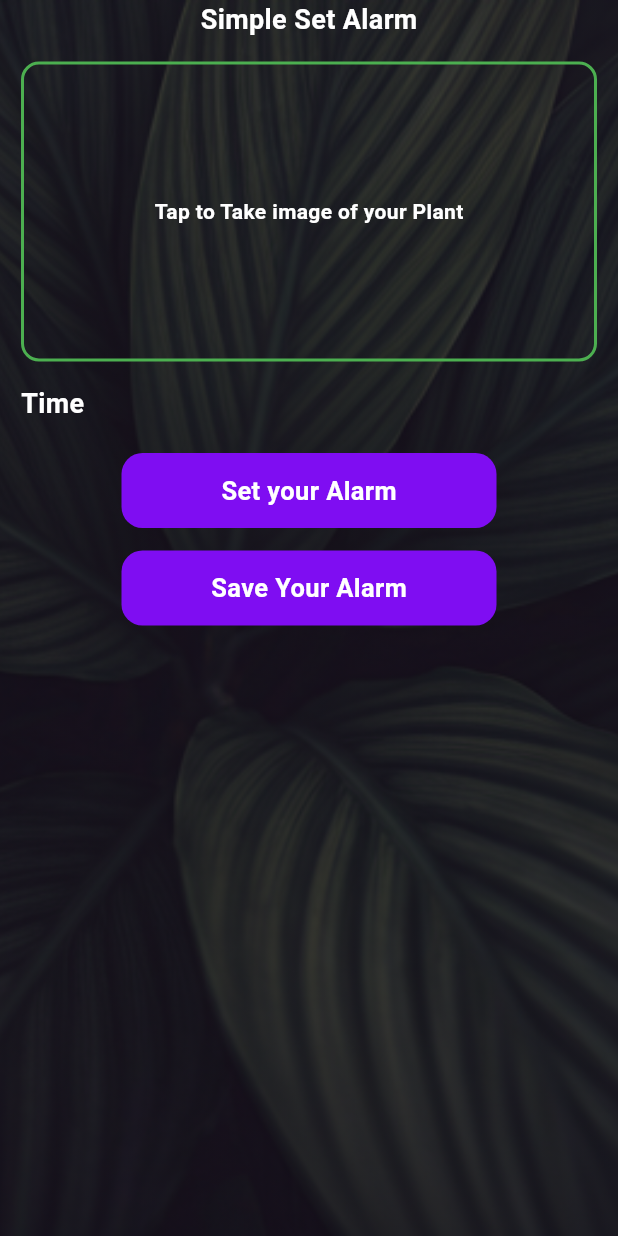
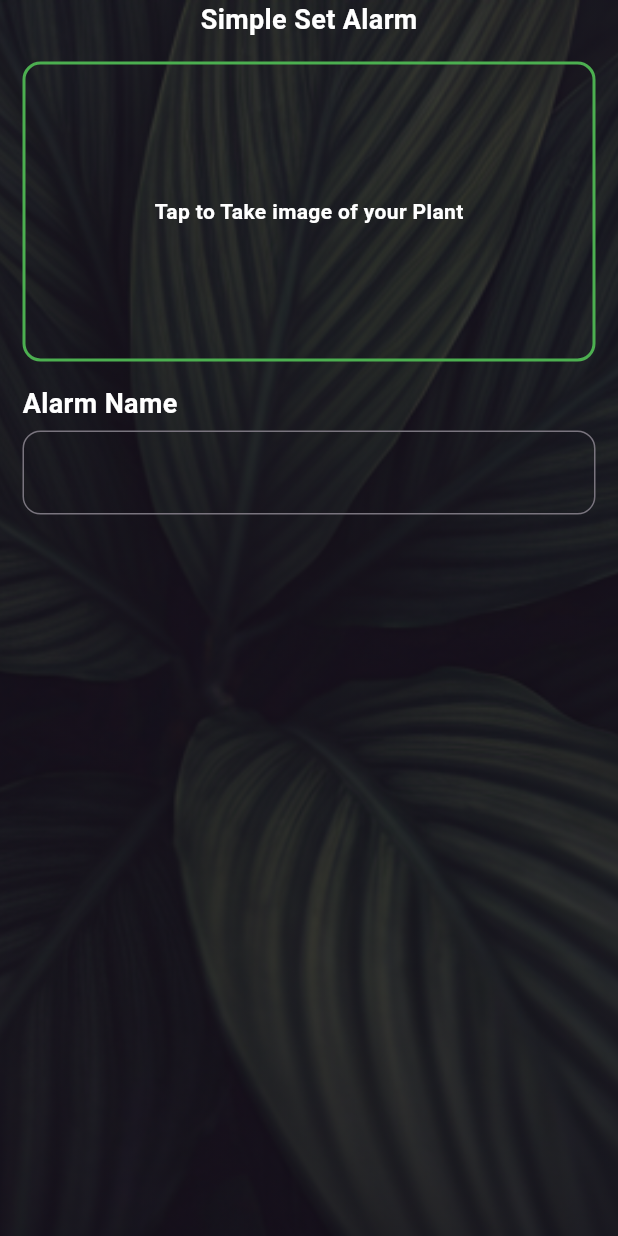
Before and after one commit to Momi48/plant_Sip, a Flutter app: the screen it shows after launch, on a phone screen of 412 x 824 dp. Run offline on Flutter 3.47's test engine with Material 3 defaults, Android fonts, the phone set to English and light mode, and no system bars; our stand-ins replace image_picker, shared_preferences; missing offline and left inert: alarm.

Commit message:
Almost Finished

```diff
--- a/lib/helper/global_varaibles.dart
+++ b/lib/helper/global_varaibles.dart
@@ -3,3 +3,4 @@ import 'dart:ui';
 const Color containerColor = Color(0xff29134e);
 const Color backgroundColor = Color(0xff141426);
 const Color buttonColor = Color(0xff7f0df2);
+String? selectedPlantAlarm;
--- a/lib/screen/plant_home_screen.dart
+++ b/lib/screen/plant_home_screen.dart
@@ -5,10 +5,12 @@ import 'package:alarm/alarm.dart';
 
 import 'package:flutter/material.dart';
 import 'package:image_picker/image_picker.dart';
+import 'package:plant_sip/helper/global_varaibles.dart';
 import 'package:plant_sip/helper/shared_preference_class.dart';
 import 'package:plant_sip/helper/snack_bar_message.dart';
 import 'package:plant_sip/screen/alarm_edit_screen.dart';
 import 'package:plant_sip/widget/custom_button.dart';
+import 'package:plant_sip/widget/show_alarm_time.dart';
 
 final ImagePicker picker = ImagePicker();
 
@@ -20,6 +22,8 @@ class PlantHomeScreen extends StatefulWidget {
 }
 
 class _PlantHomeScreenState extends State<PlantHomeScreen> {
+  TextEditingController plantController = TextEditingController();
+  final formKey = GlobalKey<FormState>();
   DateTime now = DateTime.now().copyWith(
     hour: 0,
     minute: 0,
@@ -56,9 +60,9 @@ class _PlantHomeScreenState extends State<PlantHomeScreen> {
     final image = await picker.pickImage(source: ImageSource.camera);
     if (image != null) {
       setState(() {
-        final saveCameraImage = image;
+        cameraImage = File(image.path);
 
-        SPHelper.sp.save("plantImage", saveCameraImage.path);
+        SPHelper.sp.save("plantImage", cameraImage!.path);
       });
     } else {
       snackBarMessage(
@@ -72,10 +76,17 @@ class _PlantHomeScreenState extends State<PlantHomeScreen> {
   @override
   void initState() {
     super.initState();
-    if (cameraImage != null) {
     cameraImage = File(SPHelper.sp.get("plantImage").toString());
-      print("Camera $cameraImage");
-    }
+    plantController.addListener(() {
+      setState(() {});
+    });
+  //  SPHelper.sp.delete("alarmTime");
+    SPHelper.sp.delete("plantImage");
+    SPHelper.sp.delete("AlarmName");
+    selectedPlantAlarm = SPHelper.sp.get("alarmTime");
+    print("plantImage: ${SPHelper.sp.get("plantImage")}");
+    print("Alarm Name: ${SPHelper.sp.get("AlarmName")}");
+    print("alarmTime: ${SPHelper.sp.get("alarmTime")}");
   }
 
   void saveAlarmDataLocal() {}
@@ -83,16 +94,19 @@ class _PlantHomeScreenState extends State<PlantHomeScreen> {
   @override
   Widget build(BuildContext context) {
     return Scaffold(
+      resizeToAvoidBottomInset: true,
       extendBodyBehindAppBar: true,
-      body: Stack(
-        children: [
-          Positioned.fill(
-            child: Image.asset("assets/plant_image.png", fit: BoxFit.cover),
+      body: Container(
+        width: double.infinity,
+        height: double.infinity,
+        decoration: BoxDecoration(
+          image: DecorationImage(
+            image: AssetImage("assets/plant_image.png"),
+            fit: BoxFit.cover,
           ),
-
-          // gradient overlay
-          Positioned.fill(
+        ),
         child: Container(
+          width: double.infinity,
           height: double.infinity,
           decoration: BoxDecoration(
             gradient: LinearGradient(
@@ -104,12 +118,11 @@ class _PlantHomeScreenState extends State<PlantHomeScreen> {
               end: Alignment.bottomCenter,
             ),
           ),
-            ),
-          ),
-
-          SafeArea(
-            child: Padding(
-              padding: EdgeInsets.symmetric(horizontal: 14.0),
+          child: SafeArea(
+            child: SingleChildScrollView(
+              padding: EdgeInsets.symmetric(horizontal: 15.0),
+              child: Form(
+                key: formKey,
                 child: Column(
                   crossAxisAlignment: CrossAxisAlignment.start,
                   children: [
@@ -132,11 +145,11 @@ class _PlantHomeScreenState extends State<PlantHomeScreen> {
                         decoration: BoxDecoration(
                           borderRadius: BorderRadiusGeometry.circular(12),
                           color: Colors.transparent,
-                        border: cameraImage == null
+                          border: SPHelper.sp.get("plantImage") == null
                               ? Border.all(color: Colors.green, width: 2.0)
                               : null,
                         ),
-                      child: cameraImage == null
+                        child: SPHelper.sp.get("plantImage") == null
                             ? Center(
                                 child: Text(
                                   "Tap to Take image of your Plant",
@@ -157,36 +170,53 @@ class _PlantHomeScreenState extends State<PlantHomeScreen> {
                     ),
                     SizedBox(height: 15),
                     Text(
-                    "Time",
+                      "Alarm Name",
                       style: TextStyle(
                         color: Colors.white,
                         fontSize: 18,
                         fontWeight: FontWeight.bold,
                       ),
                     ),
-                  SizedBox(height: 20),
-                  CustomButton(
+                    SizedBox(height: 5),
+                    TextFormField(
+                      controller: plantController,
+                      validator: (value) {
+                        if (value!.isEmpty) {
+                          return "This Field is Required";
+                        }
+                        return null;
+                      },
+                      style: TextStyle(color: Colors.white),
+                      decoration: InputDecoration(
+                        border: OutlineInputBorder(
+                          borderRadius: BorderRadius.circular(12),
+                        ),
+                      ),
+                    ),
+                    SizedBox(height: 15),
+                    plantController.text.isNotEmpty &&
+                            SPHelper.sp.get("plantImage") != null
+                        ? CustomButton(
                             onTap: () {
                               setState(() {
                                 navigateToAlarmScreen(alarmSettings);
-                        print("Settings of Alarm are ${alarmSettings.dateTime}");
                               });
                             },
                             title: "Set your Alarm",
-                  ),
-                  SizedBox(height: 15),
-                  CustomButton(onTap: () {}, title: "Save Your Alarm"),
+                          )
+                        : Container(),
+                    SizedBox(height: 10),
+                    SPHelper.sp.get("alarmTime") == null
+                        ? Container()
+                        : ShowAlarmTime(),
                   ],
                 ),
               ),
             ),
-        ],
+          ),
+        ),
       ),
     );
-  }
-
-  void openTimePicker() async {
-    await Alarm.set(alarmSettings: alarmSettings);
   }
 
   Future<void> navigateToAlarmScreen(AlarmSettings? settings) async {
@@ -197,9 +227,18 @@ class _PlantHomeScreenState extends State<PlantHomeScreen> {
       builder: (context) {
         return FractionallySizedBox(
           heightFactor: 0.85,
-          child: AlarmEditScreen(alarmSettings: settings),
+          child: AlarmEditScreen(
+            alarmSettings: settings,
+            plantAlarmName: plantController.text,
+          ),
         );
       },
     );
   }
+
+  @override
+  void dispose() {
+    super.dispose();
+    plantController.dispose();
   }
+}
```
Also changed, not shown: lib/screen/alarm_edit_screen.dart (+31 -16 lines), lib/widget/show_alarm_time.dart (added, +43 -0 lines). Lines whose indentation alone changed are shown as unchanged.
